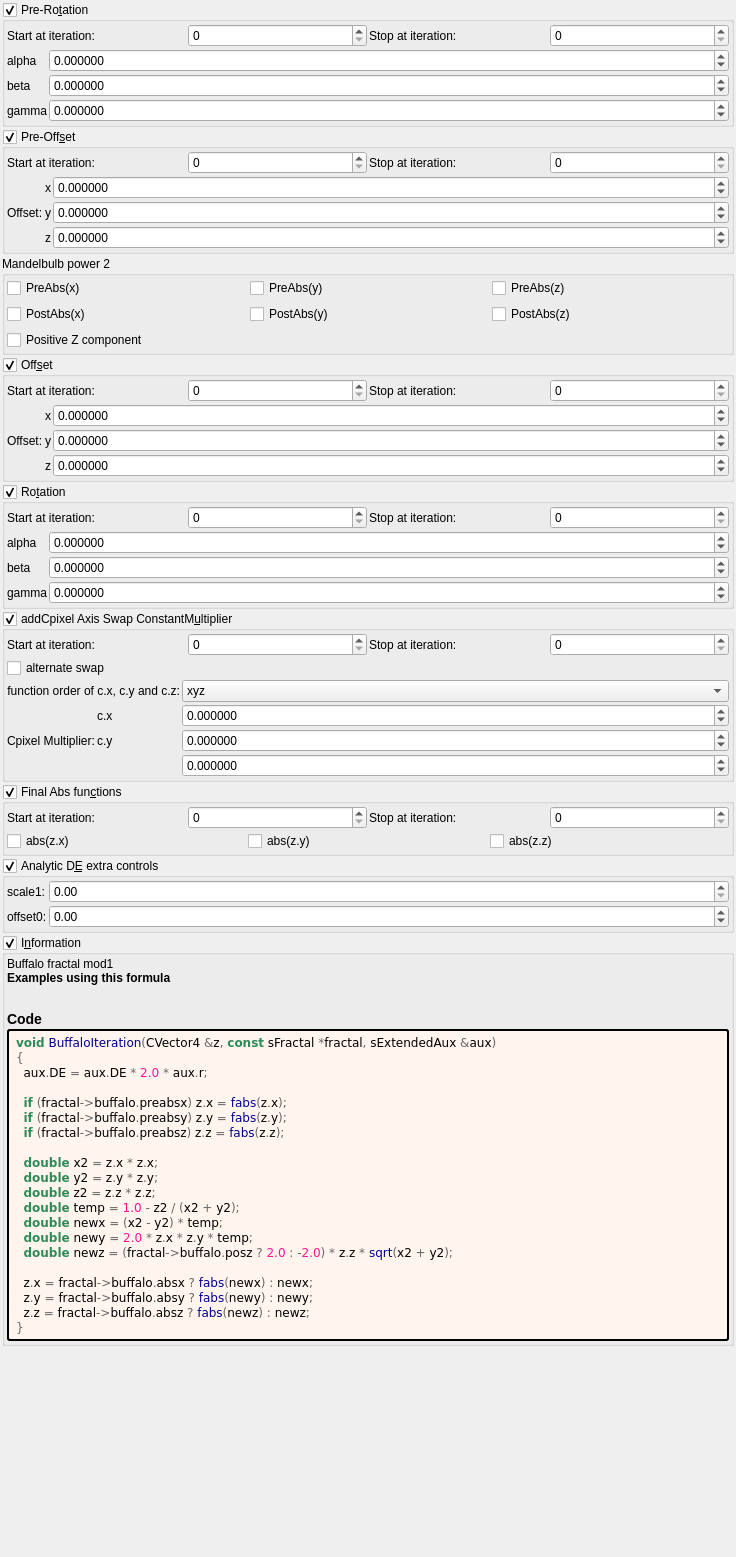
First picture: the form in mandelbulber2/formula/ui/mandelbulb_abs_power2.ui, repository buddhi1980/mandelbulber2, before the edit.
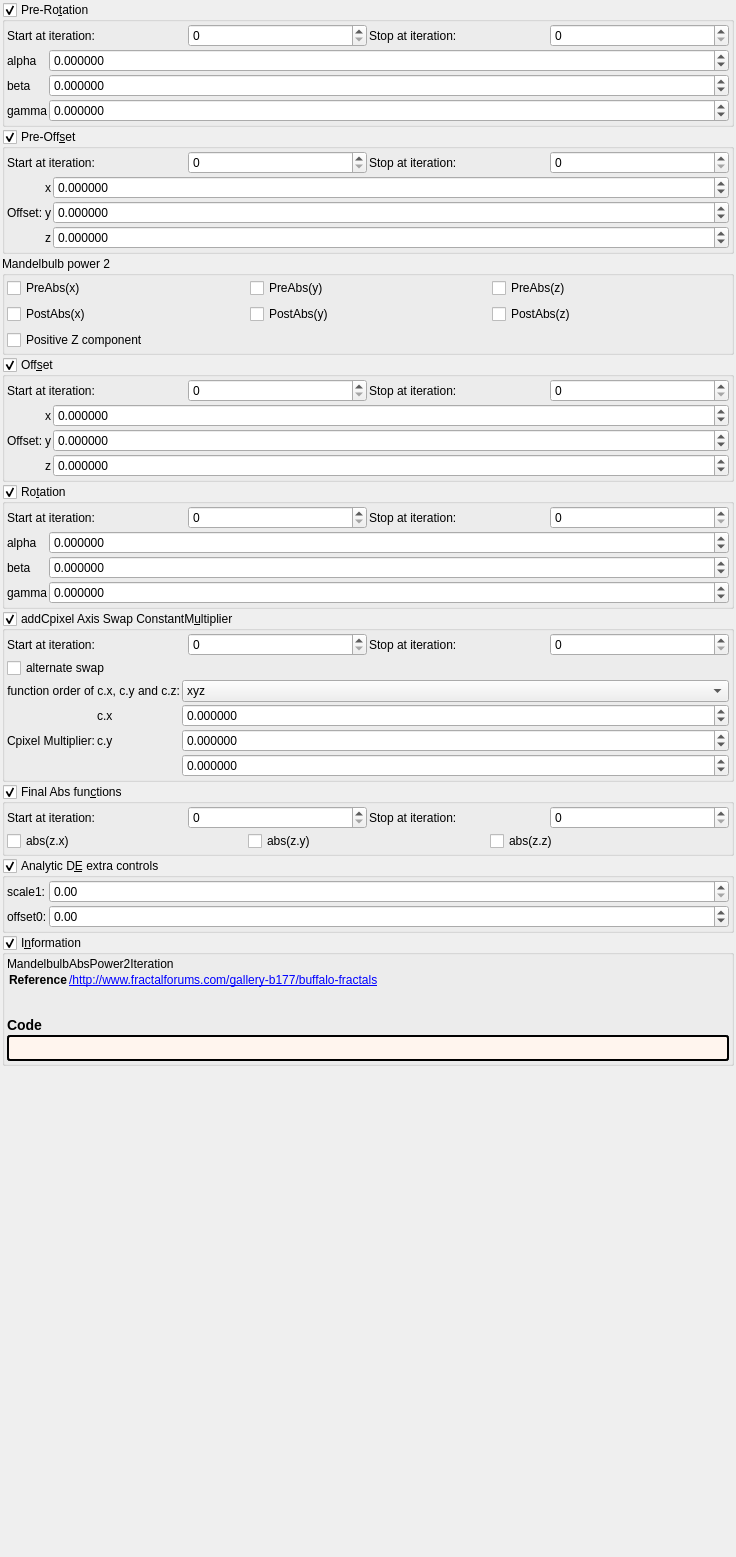
Second picture: the form after the edit. Custom widgets are drawn as their Qt base class.

Patch:
```diff
--- a/mandelbulber2/formula/ui/mandelbulb_abs_power2.ui
+++ b/mandelbulber2/formula/ui/mandelbulb_abs_power2.ui
@@ -1379,7 +1379,11 @@
       <item>
        <widget class="QLabel" name="label_information_general">
         <property name="text">
-         <string notr="true">&lt;html&gt;&lt;head/&gt;&lt;body&gt;&lt;p&gt;Buffalo fractal mod1&lt;br/&gt;&lt;span style=&quot; font-weight:600;&quot;&gt;Examples using this formula&lt;/span&gt;&lt;br/&gt;&lt;/p&gt;&lt;p&gt;&lt;span style=&quot; font-size:large; font-weight:600;&quot;&gt;Code&lt;/span&gt;&lt;/p&gt;&lt;/body&gt;&lt;/html&gt;</string>
+         <string notr="true">&lt;p&gt;MandelbulbAbsPower2Iteration&lt;/p&gt;&lt;table&gt;
+&lt;tr&gt;&lt;th&gt;Reference&lt;/th&gt;&lt;td&gt;&lt;a href=&quot;/http://www.fractalforums.com/gallery-b177/buffalo-fractals&quot;&gt;/http://www.fractalforums.com/gallery-b177/buffalo-fractals&lt;br&gt;
+&lt;/td&gt;&lt;/tr&gt;
+&lt;/table&gt;
+&lt;h3&gt;Code&lt;/h3&gt;</string>
         </property>
         <property name="wordWrap">
          <bool>true</bool>
@@ -1398,29 +1402,7 @@
          <string notr="true">border-style: outset; border-width: 2px; border-radius: 3px; border-color: black; background-color: #fff5ee; padding: 4px;</string>
         </property>
         <property name="text">
-         <string notr="true">&lt;body style=&quot;background-color:#fff5ee&quot;&gt;
-&lt;pre style=&quot;color:#000000; background-color:#fff5ee;  font-family:'Courier New',monospace;&quot;&gt;&lt;span style=&quot;color:#2e8b57; font-weight:bold&quot;&gt;void&lt;/span&gt; &lt;span style=&quot;color:#00008f&quot;&gt;BuffaloIteration&lt;/span&gt;&lt;span style=&quot;color:#676767&quot;&gt;(&lt;/span&gt;CVector4 &lt;span style=&quot;color:#676767&quot;&gt;&amp;amp;&lt;/span&gt;z&lt;span style=&quot;color:#676767&quot;&gt;,&lt;/span&gt; &lt;span style=&quot;color:#2e8b57; font-weight:bold&quot;&gt;const&lt;/span&gt; sFractal &lt;span style=&quot;color:#676767&quot;&gt;*&lt;/span&gt;fractal&lt;span style=&quot;color:#676767&quot;&gt;,&lt;/span&gt; sExtendedAux &lt;span style=&quot;color:#676767&quot;&gt;&amp;amp;&lt;/span&gt;aux&lt;span style=&quot;color:#676767&quot;&gt;)&lt;/span&gt;
-&lt;span style=&quot;color:#676767&quot;&gt;{&lt;/span&gt;
-  aux&lt;span style=&quot;color:#676767&quot;&gt;.&lt;/span&gt;DE &lt;span style=&quot;color:#676767&quot;&gt;=&lt;/span&gt; aux&lt;span style=&quot;color:#676767&quot;&gt;.&lt;/span&gt;DE &lt;span style=&quot;color:#676767&quot;&gt;*&lt;/span&gt; &lt;span style=&quot;color:#ff1493&quot;&gt;2.0&lt;/span&gt; &lt;span style=&quot;color:#676767&quot;&gt;*&lt;/span&gt; aux&lt;span style=&quot;color:#676767&quot;&gt;.&lt;/span&gt;r&lt;span style=&quot;color:#676767&quot;&gt;;&lt;/span&gt;
-
-  &lt;span style=&quot;color:#2e8b57; font-weight:bold&quot;&gt;if&lt;/span&gt; &lt;span style=&quot;color:#676767&quot;&gt;(&lt;/span&gt;fractal&lt;span style=&quot;color:#676767&quot;&gt;-&amp;gt;&lt;/span&gt;buffalo&lt;span style=&quot;color:#676767&quot;&gt;.&lt;/span&gt;preabsx&lt;span style=&quot;color:#676767&quot;&gt;)&lt;/span&gt; z&lt;span style=&quot;color:#676767&quot;&gt;.&lt;/span&gt;x &lt;span style=&quot;color:#676767&quot;&gt;=&lt;/span&gt; &lt;span style=&quot;color:#00008f&quot;&gt;fabs&lt;/span&gt;&lt;span style=&quot;color:#676767&quot;&gt;(&lt;/span&gt;z&lt;span style=&quot;color:#676767&quot;&gt;.&lt;/span&gt;x&lt;span style=&quot;color:#676767&quot;&gt;);&lt;/span&gt;
-  &lt;span style=&quot;color:#2e8b57; font-weight:bold&quot;&gt;if&lt;/span&gt; &lt;span style=&quot;color:#676767&quot;&gt;(&lt;/span&gt;fractal&lt;span style=&quot;color:#676767&quot;&gt;-&amp;gt;&lt;/span&gt;buffalo&lt;span style=&quot;color:#676767&quot;&gt;.&lt;/span&gt;preabsy&lt;span style=&quot;color:#676767&quot;&gt;)&lt;/span&gt; z&lt;span style=&quot;color:#676767&quot;&gt;.&lt;/span&gt;y &lt;span style=&quot;color:#676767&quot;&gt;=&lt;/span&gt; &lt;span style=&quot;color:#00008f&quot;&gt;fabs&lt;/span&gt;&lt;span style=&quot;color:#676767&quot;&gt;(&lt;/span&gt;z&lt;span style=&quot;color:#676767&quot;&gt;.&lt;/span&gt;y&lt;span style=&quot;color:#676767&quot;&gt;);&lt;/span&gt;
-  &lt;span style=&quot;color:#2e8b57; font-weight:bold&quot;&gt;if&lt;/span&gt; &lt;span style=&quot;color:#676767&quot;&gt;(&lt;/span&gt;fractal&lt;span style=&quot;color:#676767&quot;&gt;-&amp;gt;&lt;/span&gt;buffalo&lt;span style=&quot;color:#676767&quot;&gt;.&lt;/span&gt;preabsz&lt;span style=&quot;color:#676767&quot;&gt;)&lt;/span&gt; z&lt;span style=&quot;color:#676767&quot;&gt;.&lt;/span&gt;z &lt;span style=&quot;color:#676767&quot;&gt;=&lt;/span&gt; &lt;span style=&quot;color:#00008f&quot;&gt;fabs&lt;/span&gt;&lt;span style=&quot;color:#676767&quot;&gt;(&lt;/span&gt;z&lt;span style=&quot;color:#676767&quot;&gt;.&lt;/span&gt;z&lt;span style=&quot;color:#676767&quot;&gt;);&lt;/span&gt;
-
-  &lt;span style=&quot;color:#2e8b57; font-weight:bold&quot;&gt;double&lt;/span&gt; x2 &lt;span style=&quot;color:#676767&quot;&gt;=&lt;/span&gt; z&lt;span style=&quot;color:#676767&quot;&gt;.&lt;/span&gt;x &lt;span style=&quot;color:#676767&quot;&gt;*&lt;/span&gt; z&lt;span style=&quot;color:#676767&quot;&gt;.&lt;/span&gt;x&lt;span style=&quot;color:#676767&quot;&gt;;&lt;/span&gt;
-  &lt;span style=&quot;color:#2e8b57; font-weight:bold&quot;&gt;double&lt;/span&gt; y2 &lt;span style=&quot;color:#676767&quot;&gt;=&lt;/span&gt; z&lt;span style=&quot;color:#676767&quot;&gt;.&lt;/span&gt;y &lt;span style=&quot;color:#676767&quot;&gt;*&lt;/span&gt; z&lt;span style=&quot;color:#676767&quot;&gt;.&lt;/span&gt;y&lt;span style=&quot;color:#676767&quot;&gt;;&lt;/span&gt;
-  &lt;span style=&quot;color:#2e8b57; font-weight:bold&quot;&gt;double&lt;/span&gt; z2 &lt;span style=&quot;color:#676767&quot;&gt;=&lt;/span&gt; z&lt;span style=&quot;color:#676767&quot;&gt;.&lt;/span&gt;z &lt;span style=&quot;color:#676767&quot;&gt;*&lt;/span&gt; z&lt;span style=&quot;color:#676767&quot;&gt;.&lt;/span&gt;z&lt;span style=&quot;color:#676767&quot;&gt;;&lt;/span&gt;
-  &lt;span style=&quot;color:#2e8b57; font-weight:bold&quot;&gt;double&lt;/span&gt; temp &lt;span style=&quot;color:#676767&quot;&gt;=&lt;/span&gt; &lt;span style=&quot;color:#ff1493&quot;&gt;1.0&lt;/span&gt; &lt;span style=&quot;color:#676767&quot;&gt;-&lt;/span&gt; z2 &lt;span style=&quot;color:#676767&quot;&gt;/ (&lt;/span&gt;x2 &lt;span style=&quot;color:#676767&quot;&gt;+&lt;/span&gt; y2&lt;span style=&quot;color:#676767&quot;&gt;);&lt;/span&gt;
-  &lt;span style=&quot;color:#2e8b57; font-weight:bold&quot;&gt;double&lt;/span&gt; newx &lt;span style=&quot;color:#676767&quot;&gt;= (&lt;/span&gt;x2 &lt;span style=&quot;color:#676767&quot;&gt;-&lt;/span&gt; y2&lt;span style=&quot;color:#676767&quot;&gt;) *&lt;/span&gt; temp&lt;span style=&quot;color:#676767&quot;&gt;;&lt;/span&gt;
-  &lt;span style=&quot;color:#2e8b57; font-weight:bold&quot;&gt;double&lt;/span&gt; newy &lt;span style=&quot;color:#676767&quot;&gt;=&lt;/span&gt; &lt;span style=&quot;color:#ff1493&quot;&gt;2.0&lt;/span&gt; &lt;span style=&quot;color:#676767&quot;&gt;*&lt;/span&gt; z&lt;span style=&quot;color:#676767&quot;&gt;.&lt;/span&gt;x &lt;span style=&quot;color:#676767&quot;&gt;*&lt;/span&gt; z&lt;span style=&quot;color:#676767&quot;&gt;.&lt;/span&gt;y &lt;span style=&quot;color:#676767&quot;&gt;*&lt;/span&gt; temp&lt;span style=&quot;color:#676767&quot;&gt;;&lt;/span&gt;
-  &lt;span style=&quot;color:#2e8b57; font-weight:bold&quot;&gt;double&lt;/span&gt; newz &lt;span style=&quot;color:#676767&quot;&gt;= (&lt;/span&gt;fractal&lt;span style=&quot;color:#676767&quot;&gt;-&amp;gt;&lt;/span&gt;buffalo&lt;span style=&quot;color:#676767&quot;&gt;.&lt;/span&gt;posz &lt;span style=&quot;color:#676767&quot;&gt;?&lt;/span&gt; &lt;span style=&quot;color:#ff1493&quot;&gt;2.0&lt;/span&gt; &lt;span style=&quot;color:#676767&quot;&gt;: -&lt;/span&gt;&lt;span style=&quot;color:#ff1493&quot;&gt;2.0&lt;/span&gt;&lt;span style=&quot;color:#676767&quot;&gt;) *&lt;/span&gt; z&lt;span style=&quot;color:#676767&quot;&gt;.&lt;/span&gt;z &lt;span style=&quot;color:#676767&quot;&gt;*&lt;/span&gt; &lt;span style=&quot;color:#00008f&quot;&gt;sqrt&lt;/span&gt;&lt;span style=&quot;color:#676767&quot;&gt;(&lt;/span&gt;x2 &lt;span style=&quot;color:#676767&quot;&gt;+&lt;/span&gt; y2&lt;span style=&quot;color:#676767&quot;&gt;);&lt;/span&gt;
-
-  z&lt;span style=&quot;color:#676767&quot;&gt;.&lt;/span&gt;x &lt;span style=&quot;color:#676767&quot;&gt;=&lt;/span&gt; fractal&lt;span style=&quot;color:#676767&quot;&gt;-&amp;gt;&lt;/span&gt;buffalo&lt;span style=&quot;color:#676767&quot;&gt;.&lt;/span&gt;absx &lt;span style=&quot;color:#676767&quot;&gt;?&lt;/span&gt; &lt;span style=&quot;color:#00008f&quot;&gt;fabs&lt;/span&gt;&lt;span style=&quot;color:#676767&quot;&gt;(&lt;/span&gt;newx&lt;span style=&quot;color:#676767&quot;&gt;) :&lt;/span&gt; newx&lt;span style=&quot;color:#676767&quot;&gt;;&lt;/span&gt;
-  z&lt;span style=&quot;color:#676767&quot;&gt;.&lt;/span&gt;y &lt;span style=&quot;color:#676767&quot;&gt;=&lt;/span&gt; fractal&lt;span style=&quot;color:#676767&quot;&gt;-&amp;gt;&lt;/span&gt;buffalo&lt;span style=&quot;color:#676767&quot;&gt;.&lt;/span&gt;absy &lt;span style=&quot;color:#676767&quot;&gt;?&lt;/span&gt; &lt;span style=&quot;color:#00008f&quot;&gt;fabs&lt;/span&gt;&lt;span style=&quot;color:#676767&quot;&gt;(&lt;/span&gt;newy&lt;span style=&quot;color:#676767&quot;&gt;) :&lt;/span&gt; newy&lt;span style=&quot;color:#676767&quot;&gt;;&lt;/span&gt;
-  z&lt;span style=&quot;color:#676767&quot;&gt;.&lt;/span&gt;z &lt;span style=&quot;color:#676767&quot;&gt;=&lt;/span&gt; fractal&lt;span style=&quot;color:#676767&quot;&gt;-&amp;gt;&lt;/span&gt;buffalo&lt;span style=&quot;color:#676767&quot;&gt;.&lt;/span&gt;absz &lt;span style=&quot;color:#676767&quot;&gt;?&lt;/span&gt; &lt;span style=&quot;color:#00008f&quot;&gt;fabs&lt;/span&gt;&lt;span style=&quot;color:#676767&quot;&gt;(&lt;/span&gt;newz&lt;span style=&quot;color:#676767&quot;&gt;) :&lt;/span&gt; newz&lt;span style=&quot;color:#676767&quot;&gt;;&lt;/span&gt;
-&lt;span style=&quot;color:#676767&quot;&gt;}&lt;/span&gt;
-&lt;/pre&gt;
-&lt;/body&gt;</string>
+         <string notr="true"></string>
         </property>
         <property name="wordWrap">
          <bool>true</bool>
```
Left out of the diff: 4 changed lines with no effect on the pictures.
